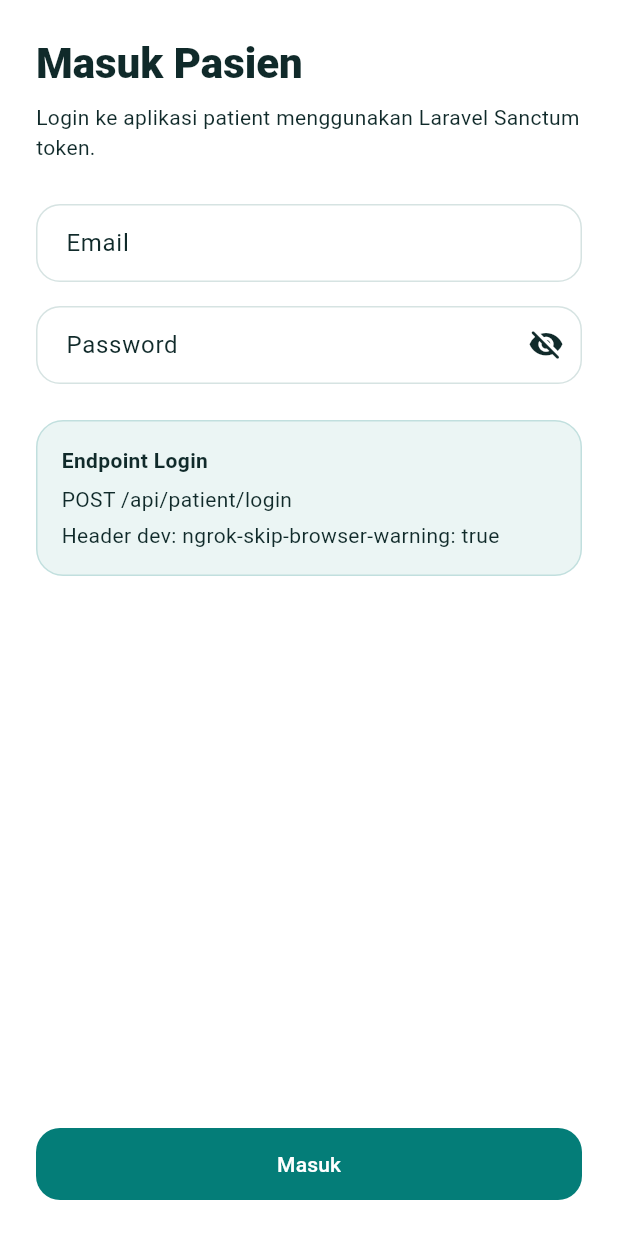
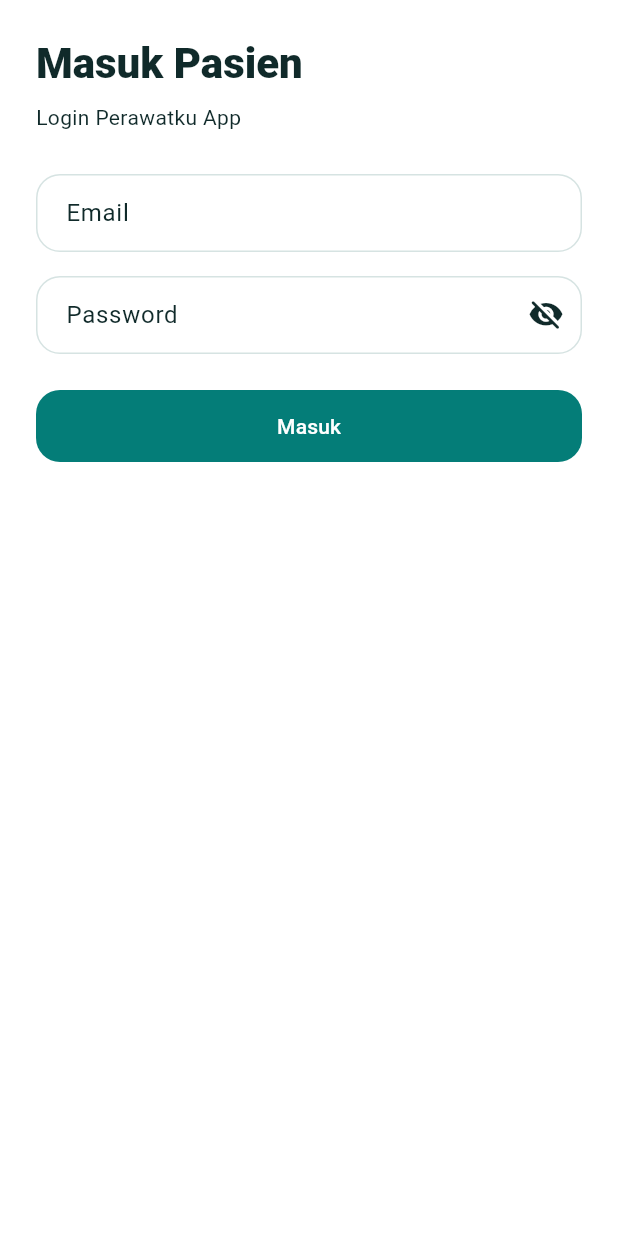
Before and after one commit to notizen-00/perawatku-app, a Flutter app: the screen it shows after launch, on a phone screen of 412 x 824 dp. Run offline on Flutter 3.47's test engine with Material 3 defaults, Android fonts, the phone set to English and light mode, and no system bars; our stand-ins replace dio, geocoding, geolocator, get, shared_preferences; missing offline and left inert: midtrans_sdk; accounts and stored records are empty; network calls fail.

Commit message:
fix some

```diff
--- a/lib/features/auth/presentation/pages/login_page.dart
+++ b/lib/features/auth/presentation/pages/login_page.dart
@@ -24,12 +24,12 @@
                   Text(
                     'Masuk Pasien',
                     style: Theme.of(context).textTheme.headlineMedium?.copyWith(
-                          fontWeight: FontWeight.w800,
-                        ),
+                      fontWeight: FontWeight.w800,
+                    ),
                   ),
                   const SizedBox(height: 8),
                   Text(
-                    'Login ke aplikasi patient menggunakan Laravel Sanctum token.',
+                    'Login Perawatku App',
                     style: Theme.of(context).textTheme.bodyMedium,
                   ),
                   const SizedBox(height: 28),
@@ -38,7 +38,7 @@
                     keyboardType: TextInputType.emailAddress,
                     decoration: const InputDecoration(
                       labelText: 'Email',
-                      hintText: 'pasien.jember1@example.com',
+                      hintText: 'Masukkan email',
                     ),
                   ),
                   const SizedBox(height: 16),
@@ -61,37 +61,38 @@
                     ),
                   ),
                   const SizedBox(height: 24),
-                  Container(
-                    width: double.infinity,
-                    padding: const EdgeInsets.all(16),
-                    decoration: BoxDecoration(
-                      color: AppColors.primary.withValues(alpha: 0.08),
-                      borderRadius: BorderRadius.circular(18),
-                      border: Border.all(
-                        color: AppColors.primary.withValues(alpha: 0.18),
-                      ),
-                    ),
-                    child: const Column(
-                      crossAxisAlignment: CrossAxisAlignment.start,
-                      children: [
-                        Text(
-                          'Endpoint Login',
-                          style: TextStyle(fontWeight: FontWeight.w700),
-                        ),
-                        SizedBox(height: 6),
-                        Text('POST /api/patient/login'),
-                        SizedBox(height: 4),
-                        Text('Header dev: ngrok-skip-browser-warning: true'),
-                      ],
-                    ),
-                  ),
-                  const Spacer(),
+                  // Container(
+                  //   width: double.infinity,
+                  //   padding: const EdgeInsets.all(16),
+                  //   decoration: BoxDecoration(
+                  //     color: AppColors.primary.withValues(alpha: 0.08),
+                  //     borderRadius: BorderRadius.circular(18),
+                  //     border: Border.all(
+                  //       color: AppColors.primary.withValues(alpha: 0.18),
+                  //     ),
+                  //   ),
+                  //   child: const Column(
+                  //     crossAxisAlignment: CrossAxisAlignment.start,
+                  //     children: [
+                  //       Text(
+                  //         'Endpoint Login',
+                  //         style: TextStyle(fontWeight: FontWeight.w700),
+                  //       ),
+                  //       SizedBox(height: 6),
+                  //       Text('POST /api/patient/login'),
+                  //       SizedBox(height: 4),
+                  //       Text('Header dev: ngrok-skip-browser-warning: true'),
+                  //     ],
+                  //   ),
+                  // ),
+                  // const Spacer(),
                   Obx(
                     () => SizedBox(
                       width: double.infinity,
                       child: ElevatedButton(
-                        onPressed:
-                            controller.isLoading.value ? null : controller.login,
+                        onPressed: controller.isLoading.value
+                            ? null
+                            : controller.login,
                         child: Text(
                           controller.isLoading.value ? 'Loading...' : 'Masuk',
                         ),
```
Also changed, not shown: lib/features/home/widget/home_hero_promo.dart (+3 -9 lines).
